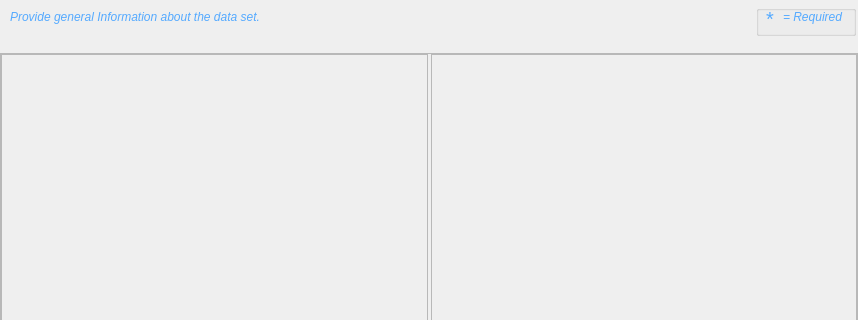
The window that pymdwizard/gui/ui_files/idinfo.ui (DOI-USGS/fort-pymdwizard) describes before a commit, drawn with Qt 5; both pictures show x 0 to 858 and y 0 to 320 of the 858 by 845 pixel window.
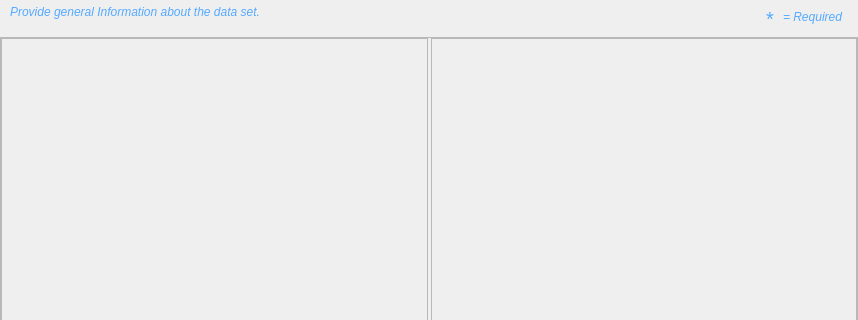
The same window after the commit.

Commit message: Adding citation and timeperd to idinfo

What changed in the file:
```diff
--- a/pymdwizard/gui/ui_files/idinfo.ui
+++ b/pymdwizard/gui/ui_files/idinfo.ui
@@ -15,7 +15,7 @@
   </property>
   <layout class="QVBoxLayout" name="verticalLayout_2">
    <property name="spacing">
-    <number>6</number>
+    <number>0</number>
    </property>
    <property name="leftMargin">
     <number>0</number>
@@ -131,7 +131,7 @@
        </spacer>
       </item>
       <item>
-       <widget class="QGroupBox" name="groupBox">
+       <widget class="QFrame" name="frame">
         <property name="sizePolicy">
          <sizepolicy hsizetype="Fixed" vsizetype="Preferred">
           <horstretch>0</horstretch>
@@ -144,9 +144,6 @@
           <height>0</height>
          </size>
         </property>
-        <property name="title">
-         <string/>
-        </property>
         <widget class="QWidget" name="layoutWidget">
          <property name="geometry">
           <rect>
@@ -313,7 +310,7 @@
             <x>0</x>
             <y>0</y>
             <width>854</width>
-            <height>400</height>
+            <height>403</height>
            </rect>
           </property>
           <layout class="QVBoxLayout" name="verticalLayout_3">
```
The commit also changes 2 other files.
